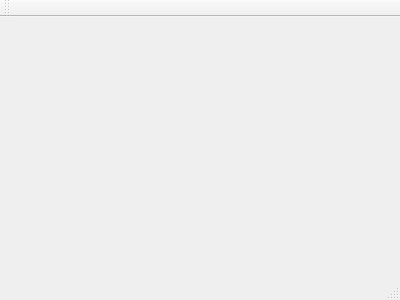
Qt form cppProject/mainwindow.ui (MartinSolheim/cppProject) before a commit.
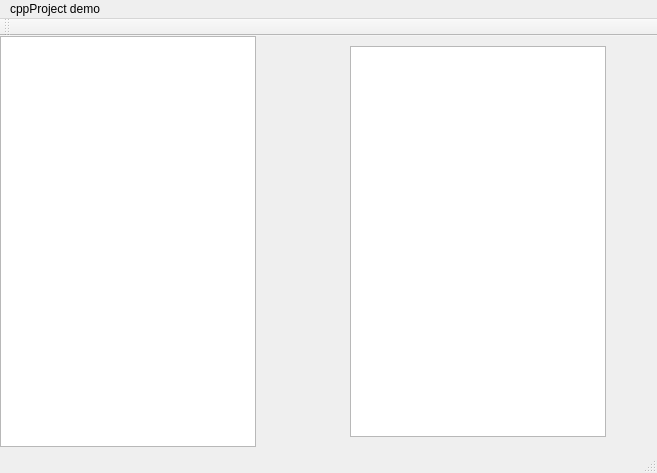
The same form after that commit.

Diff of the .ui file:
```diff
--- a/cppProject/mainwindow.ui
+++ b/cppProject/mainwindow.ui
@@ -1,24 +1,66 @@
 <ui version="4.0">
  <class>MainWindow</class>
- <widget class="QMainWindow" name="MainWindow" >
-  <property name="geometry" >
+ <widget class="QMainWindow" name="MainWindow">
+  <property name="geometry">
    <rect>
     <x>0</x>
     <y>0</y>
-    <width>400</width>
-    <height>300</height>
+    <width>657</width>
+    <height>473</height>
    </rect>
   </property>
   <property name="windowTitle" >
    <string>MainWindow</string>
   </property>
-  <widget class="QMenuBar" name="menuBar" />
-  <widget class="QToolBar" name="mainToolBar" />
-  <widget class="QWidget" name="centralWidget" />
-  <widget class="QStatusBar" name="statusBar" />
+  <widget class="QWidget" name="centralWidget">
+   <widget class="QListView" name="listView">
+    <property name="geometry">
+     <rect>
+      <x>0</x>
+      <y>0</y>
+      <width>256</width>
+      <height>411</height>
+     </rect>
+    </property>
+   </widget>
+   <widget class="QTextBrowser" name="textBrowser">
+    <property name="geometry">
+     <rect>
+      <x>350</x>
+      <y>10</y>
+      <width>256</width>
+      <height>391</height>
+     </rect>
+    </property>
+   </widget>
+  </widget>
+  <widget class="QMenuBar" name="menuBar">
+   <property name="geometry">
+    <rect>
+     <x>0</x>
+     <y>0</y>
+     <width>657</width>
+     <height>22</height>
+    </rect>
+   </property>
+   <widget class="QMenu" name="menucppProject_demo">
+    <property name="title">
+     <string>cppProject demo</string>
+    </property>
+   </widget>
+   <addaction name="menucppProject_demo"/>
+  </widget>
+  <widget class="QToolBar" name="mainToolBar">
+   <attribute name="toolBarArea">
+    <enum>TopToolBarArea</enum>
+   </attribute>
+   <attribute name="toolBarBreak">
+    <bool>false</bool>
+   </attribute>
+  </widget>
+  <widget class="QStatusBar" name="statusBar"/>
  </widget>
- <layoutDefault spacing="6" margin="11" />
- <pixmapfunction></pixmapfunction>
+ <layoutdefault spacing="6" margin="11"/>
  <resources/>
  <connections/>
 </ui>
```
Left out of the diff: 3 changed lines with no effect on the pictures.
